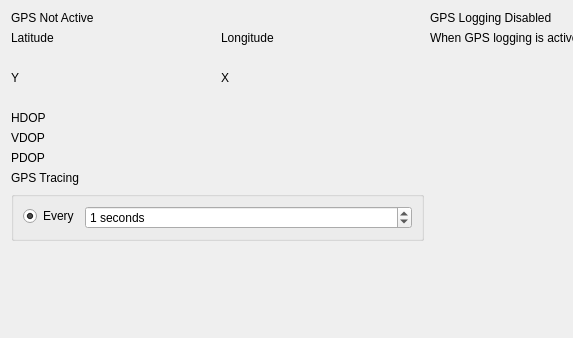
Before: the Qt Designer form src/roam/ui/ui_gps.ui in roam-qgis/Roam, drawn with Qt 5; both pictures show x 0 to 573 and y 0 to 338 of the 853 by 736 pixel window.
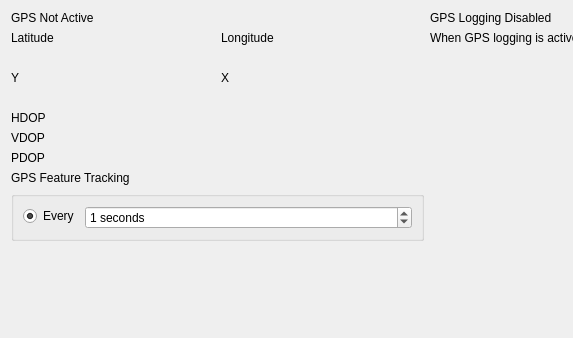
After: the same form once the commit is applied.

Diff of the .ui file:
```diff
--- a/src/roam/ui/ui_gps.ui
+++ b/src/roam/ui/ui_gps.ui
@@ -204,7 +204,7 @@
    <item row="5" column="0">
     <widget class="QLabel" name="activeLabel_2">
      <property name="text">
-      <string>GPS Tracing</string>
+      <string>GPS Feature Tracking</string>
      </property>
      <property name="large" stdset="0">
       <bool>true</bool>
```
